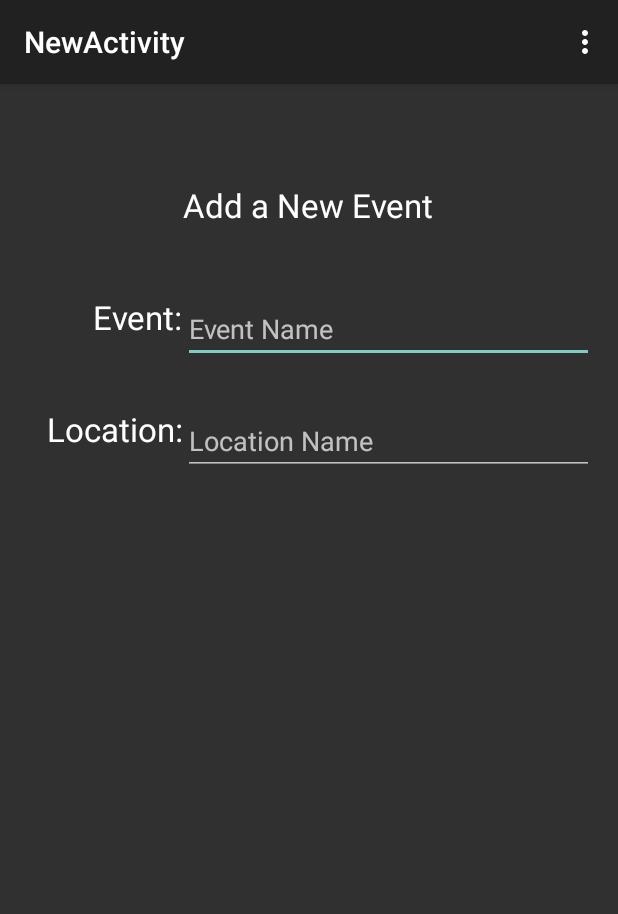
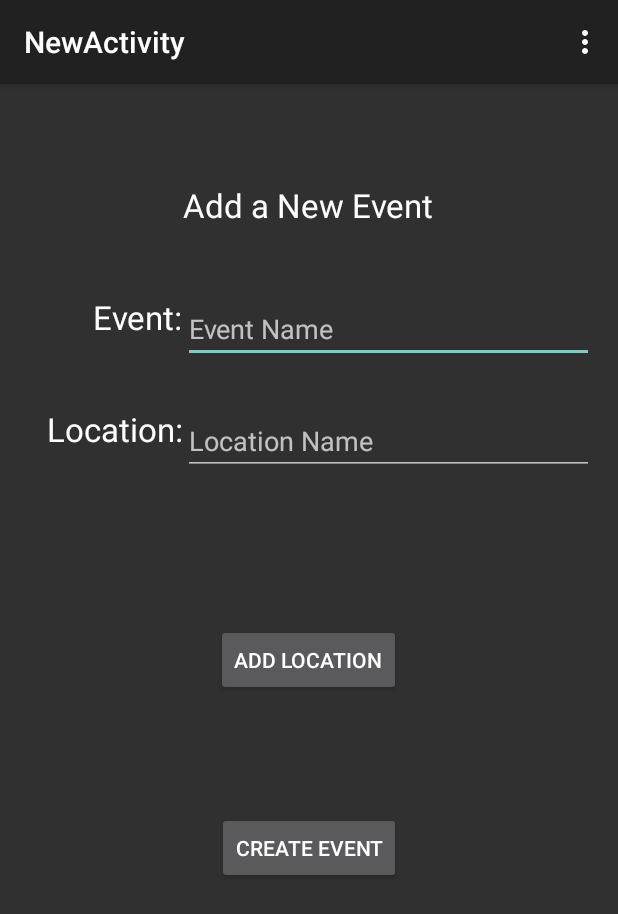
Before and after one commit to DavidPagels/HCIPrototype, an Android app: the NewActivity screen opened directly, with no data from a screen before it, on a phone screen of 412 x 824 dp. Shown: the top 914 px of the screen. Run offline under Robolectric (Android 15) with nearby library versions, the phone set to English and light mode, and no system bars.

Commit message:
Global EventHash and LocationHash implemented, autocomplete integrated.

```diff
--- a/app/src/main/AndroidManifest.xml
+++ b/app/src/main/AndroidManifest.xml
@@ -1,13 +1,15 @@
 <?xml version="1.0" encoding="utf-8"?>
 <manifest xmlns:android="http://schemas.android.com/apk/res/android"
     package="com.example.david.hciprototype" >
+
 
     <application
 
         android:allowBackup="true"
         android:icon="@mipmap/ic_launcher"
         android:label="@string/app_name"
-        android:theme="@style/Theme.AppCompat" >
+        android:theme="@style/Theme.AppCompat"
+        android:name="com.example.david.hciprototype.EventHash">
 
         <meta-data
             android:name="com.google.android.geo.API_KEY"
@@ -36,6 +38,7 @@
         </activity>
     </application>
 
+
     <permission
         android:name="com.example.david.hciprototype.permission.MAPS_RECEIVE"
         android:protectionLevel="signature"/>
--- a/app/src/main/java/com/example/david/hciprototype/MainActivity.java
+++ b/app/src/main/java/com/example/david/hciprototype/MainActivity.java
@@ -18,7 +18,7 @@ public class MainActivity extends ActionBarActivity {
         super.onCreate(savedInstanceState);
         setContentView(R.layout.activity_main);
         Button submitButton = (Button) findViewById(R.id.newLoc);
-        final LocationHash locations = new LocationHash();
+        //final LocationHash locations = new LocationHash();
         submitButton.setOnClickListener(new View.OnClickListener() {
             @Override
             public void onClick(View v) {
@@ -32,8 +32,8 @@ public class MainActivity extends ActionBarActivity {
             @Override
             public void onClick(View v) {
                 Intent myIntent = new Intent(MainActivity.this, NewActivity.class);
-                myIntent.putExtra("Locations", locations);
-                MainActivity.this.startActivity(myIntent);
+                //myIntent.putExtra("Locations", locations);
+                startActivity(myIntent);
             }
         });
     }
--- a/app/src/main/java/com/example/david/hciprototype/NewActivity.java
+++ b/app/src/main/java/com/example/david/hciprototype/NewActivity.java
@@ -1,5 +1,8 @@
 package com.example.david.hciprototype;
 
+import android.app.AlertDialog;
+import android.content.DialogInterface;
+import android.content.Intent;
 import android.support.v7.app.ActionBarActivity;
 import android.os.Bundle;
 import android.view.Menu;
@@ -8,42 +11,72 @@ import android.view.View;
 import android.widget.AdapterView;
 import android.widget.ArrayAdapter;
 import android.widget.AutoCompleteTextView;
+import android.widget.Button;
 import android.widget.Spinner;
+import android.widget.TextView;
 import android.widget.Toast;
 
+import com.google.android.gms.maps.model.LatLng;
+
 import java.util.ArrayList;
+import java.util.Calendar;
 
 
 public class NewActivity extends ActionBarActivity {
-    public LocationHash locations;
-    @Override
+    AutoCompleteTextView aCTV = null;
+    EventHash.LocationHash locations;
+
     protected void onCreate(Bundle savedInstanceState) {
         super.onCreate(savedInstanceState);
         setContentView(R.layout.activity_new);
+        final TextView eventTitle = (TextView) findViewById(R.id.eventTitle);
+        aCTV = (AutoCompleteTextView) findViewById(R.id.locMenu);
 
-        AutoCompleteTextView aCTV = (AutoCompleteTextView) findViewById(R.id.locMenu);
-        locations = (LocationHash) getIntent().getSerializableExtra("Locations");
-        ArrayList<String> allLocations = locations.getAllLocations();
-// Create an ArrayAdapter using the string array and a default spinner layout
-        ArrayAdapter<String> adapter = new ArrayAdapter<String>(
-                this, android.R.layout.simple_spinner_item, allLocations);
-// Specify the layout to use when the list of choices appears
-        adapter.setDropDownViewResource(android.R.layout.simple_spinner_dropdown_item);
-// Apply the adapter to the spinner
-        aCTV.setAdapter(adapter);
+        // Add event info and return to calling activity
+        Button createEvent = (Button) findViewById(R.id.createEvent);
+        createEvent.setOnClickListener(new View.OnClickListener() {
+            public void onClick(View v) {
+                // If the event name is taken
+                if (!((EventHash) getApplication()).events.containsKey(eventTitle.getText())) {
+                    // Add the event info
+                    String eventName = eventTitle.getText().toString();
+                    Calendar timeOfEvent = null;
+                    String eventLocation = aCTV.getText().toString();
+                    ((EventHash) getApplication()).addEvent(eventName, timeOfEvent, eventLocation);
 
-        aCTV.setOnItemClickListener(new AdapterView.OnItemClickListener() {
-            @Override
-            public void onItemClick(AdapterView<?> arg0, View arg1, int arg2, long arg3) {
-                String selected = (String) arg0.getAdapter().getItem(arg2);
-                double[] selectedCoors = locations.getCoor(selected);
-                Toast.makeText(NewActivity.this, "Coordinates:" + selectedCoors[0] + "," + selectedCoors[1], Toast.LENGTH_SHORT).show();
+                    // code to test distance to event function
+                   /* AlertDialog alertDialog = new AlertDialog.Builder(NewActivity.this).create();
+                    alertDialog.setTitle("Alert");
+                    alertDialog.setMessage(((EventHash)getApplication()).distanceToEvent(eventName));
+                    alertDialog.setButton(AlertDialog.BUTTON_NEUTRAL, "OK",
+                            new DialogInterface.OnClickListener() {
+                                public void onClick(DialogInterface dialog, int which) {
+                                    dialog.dismiss();
+                                }
+                            });
+                    alertDialog.show();*/
+                    finish();
+                }
             }
-
         });
 
+        // Allow users to enter new location in add event activity
+        Button addLocation = (Button) findViewById(R.id.addLocation);
+        addLocation.setOnClickListener(new View.OnClickListener() {
+            @Override
+            public void onClick(View v) {
+                Intent myIntent = new Intent(NewActivity.this, SetLocation.class);
+                startActivityForResult(myIntent, 1);
+            }
+        });
+
+        setAutoComplete();
     }
 
+    protected void onActivityResult(int a, int b, Intent intent) {
+        System.out.println("inside activity result");
+        setAutoComplete();
+    }
 
     @Override
     public boolean onCreateOptionsMenu(Menu menu) {
@@ -66,4 +99,27 @@ public class NewActivity extends ActionBarActivity {
 
         return super.onOptionsItemSelected(item);
     }
+
+
+    private void setAutoComplete() {
+
+        locations = ((EventHash) getApplication()).locations;
+        ArrayList<String> allLocations = locations.getAllLocations();
+        // Create an ArrayAdapter using the string array and a default spinner layout
+        ArrayAdapter<String> adapter = new ArrayAdapter<String>(this, android.R.layout.simple_spinner_item, allLocations);
+        // Specify the layout to use when the list of choices appears
+        adapter.setDropDownViewResource(android.R.layout.simple_spinner_dropdown_item);
+
+        aCTV.setAdapter(adapter);
+
+        aCTV.setOnItemClickListener(new AdapterView.OnItemClickListener() {
+            @Override
+            public void onItemClick(AdapterView<?> arg0, View arg1, int arg2, long arg3) {
+                String selected = (String) arg0.getAdapter().getItem(arg2);
+                LatLng selectedCoors = locations.getCoordinates(selected);
+                Toast.makeText(NewActivity.this, "Coordinates:" + selectedCoors.latitude + "," + selectedCoors.longitude, Toast.LENGTH_SHORT).show();
+            }
+
+        });
+    }
 }
--- a/app/src/main/res/layout/activity_new.xml
+++ b/app/src/main/res/layout/activity_new.xml
@@ -61,5 +61,23 @@
         android:layout_toLeftOf="@id/eventTitle"
         android:layout_toStartOf="@id/eventTitle"/>
 
+    <Button
+        android:layout_width="wrap_content"
+        android:layout_height="wrap_content"
+        android:text="Create Event"
+        android:id="@+id/createEvent"
+        android:layout_marginTop="77dp"
+        android:layout_below="@+id/addLocation"
+        android:layout_centerHorizontal="true" />
+
+    <Button
+        style="?android:attr/buttonStyleSmall"
+        android:layout_width="wrap_content"
+        android:layout_height="wrap_content"
+        android:text="Add Location"
+        android:id="@+id/addLocation"
+        android:layout_centerVertical="true"
+        android:layout_centerHorizontal="true" />
+
 
 </RelativeLayout>
```
Also changed, not shown: app/src/main/java/com/example/david/hciprototype/EventHash.java (added, +116 -0 lines), app/src/main/java/com/example/david/hciprototype/GPSHandler.java (deleted, +0 -7 lines), app/src/main/java/com/example/david/hciprototype/GoogleDirections.java (added, +48 -0 lines), app/src/main/java/com/example/david/hciprototype/LocationHash.java (deleted, +0 -37 lines), app/src/main/java/com/example/david/hciprototype/SetLocation.java (+9 -7 lines), app/src/main/java/com/example/david/hciprototype/SpeedPrompt.java (+5 -72 lines).
